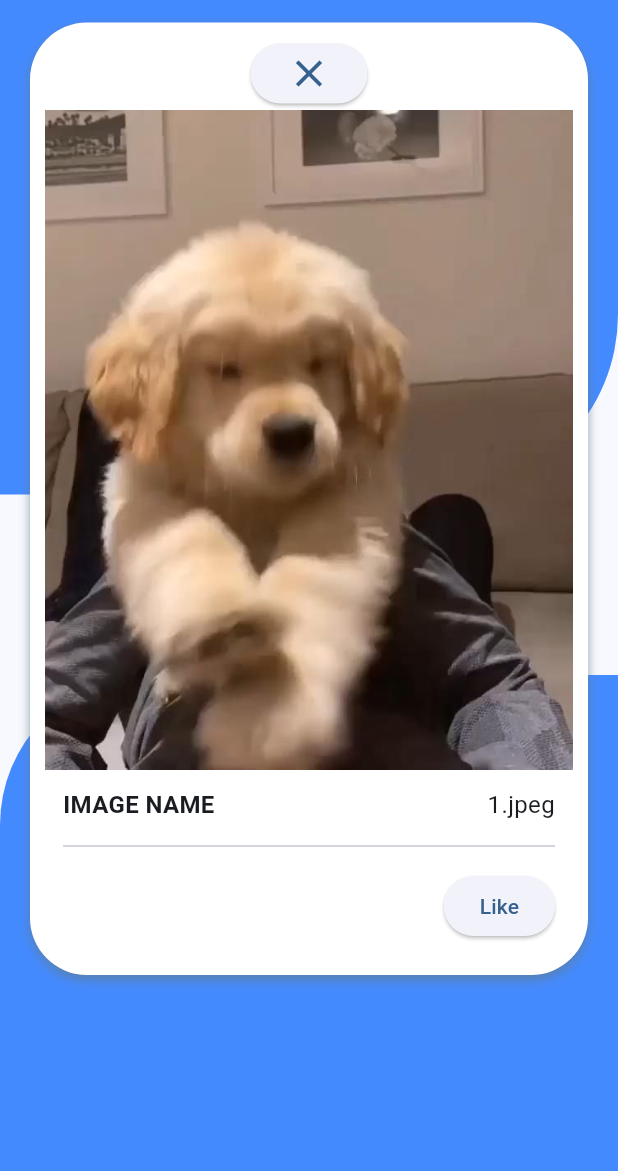
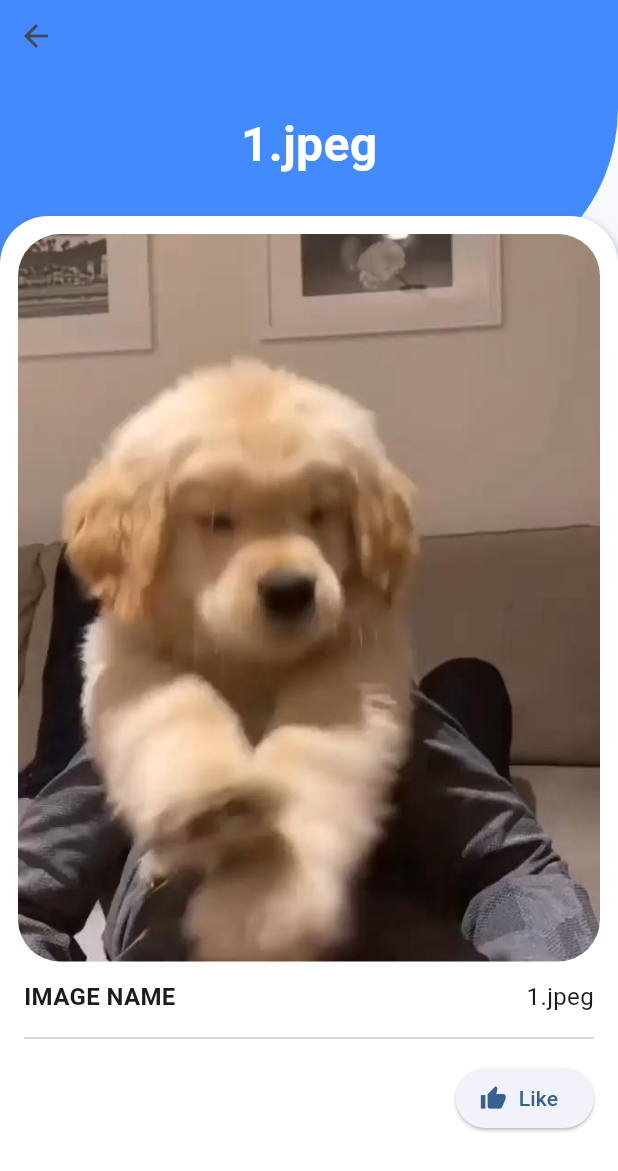
Before and after one commit to siesdart/madcamp-week1, a Flutter app: the GalleryDetailScreen screen opened directly with empty values, on a phone screen of 412 x 824 dp. Shown: the top 1171 px of the screen. Run offline on Flutter 3.47's test engine with Material 3 defaults, Android fonts, the phone set to English and light mode, and no system bars; our stand-ins replace dio, fluttertoast, google_fonts; network calls fail.

```diff
--- a/lib/screens/gallery_detail_screen.dart
+++ b/lib/screens/gallery_detail_screen.dart
@@ -2,117 +2,111 @@ import 'package:flutter/material.dart';
 
 class GalleryDetailScreen extends StatelessWidget {
   final int imageIndex;
+  final bool isLiked;
 
-  const GalleryDetailScreen({required this.imageIndex, super.key});
+  const GalleryDetailScreen({
+    required this.imageIndex,
+    required this.isLiked,
+    super.key,
+  });
 
   @override
   Widget build(BuildContext context) {
     final imageName = '${imageIndex + 1}.jpeg';
 
     return Scaffold(
-      body: Stack(
-        children: <Widget>[
+      body: SafeArea(
+        child: Stack(
+          children: [
             Positioned(
-            // background blue container
               top: 0,
+              left: 0,
               right: 0,
-            left: 0,
-            bottom: MediaQuery.of(context).size.height * 0.60,
-            // background blue container
+              height: 192,
               child: Container(
-              decoration: BoxDecoration(
+                decoration: const BoxDecoration(
                   borderRadius: BorderRadius.only(
-                  bottomRight: Radius.circular(120.0),
+                    bottomRight: Radius.circular(120),
                   ),
                   color: Colors.blueAccent,
                 ),
+                child: Stack(
+                  alignment: Alignment.center,
+                  children: [
+                    Align(
+                      alignment: Alignment.topLeft,
+                      child: BackButton(
+                        onPressed: () => Navigator.pop(context),
                       ),
                     ),
-          Positioned(
-            // 2nd background container
-            top: 450,
-            right: 0,
-            left: 0,
-            bottom: 0,
-            // background blue container
-            child: Container(
-              decoration: BoxDecoration(
-                borderRadius: BorderRadius.only(
-                  topLeft: Radius.circular(100.0),
-                ),
-                color: Colors.blueAccent,
+                    Center(
+                      child: Text(
+                        imageName,
+                        style: const TextStyle(
+                          color: Colors.white,
+                          fontSize: 32,
+                          fontWeight: FontWeight.bold,
                         ),
                       ),
                     ),
-          Positioned(
-            // image detail pop-up screen
-            top: 15.0,
-            left: 20.0,
-            right: 20.0,
-            bottom: 15.0,
-            child: Scaffold(
-              backgroundColor: Colors.transparent,
-              resizeToAvoidBottomInset: false,
-              appBar: EmptyAppBar(),
-              body: SingleChildScrollView(
-                child: Column(
-                  mainAxisAlignment: MainAxisAlignment.center,
-                  children: <Widget>[
-                    Container(
-                        padding: EdgeInsets.all(10.0),
+                  ],
+                ),
+              ),
+            ),
+            Positioned.fill(
+              top: 144,
+              child: Container(
+                padding: const EdgeInsets.all(12),
                 decoration: BoxDecoration(
-                            borderRadius: BorderRadius.circular(38.0),
+                  borderRadius: const BorderRadius.vertical(
+                    top: Radius.circular(32),
+                  ),
                   color: Colors.white,
                   //border: Border.all(color: Colors.blueGrey, width: 1),
                   boxShadow: [
                     BoxShadow(
                       color: Colors.blueGrey.withOpacity(0.7),
-                                blurRadius: 5.0,
-                                spreadRadius: 0.0,
+                      blurRadius: 5,
                       offset: const Offset(0, 3),
-                              )
-                            ]
                     ),
-                        child: (SingleChildScrollView(
+                  ],
+                ),
+                child: SingleChildScrollView(
                   child: Column(
                     children: [
-                              ElevatedButton(
-                                onPressed: () {
-                                  Navigator.pop(context);
-                                },
-                                child: Icon(
-                                    Icons.close,
-                                    size: 30,
+                      ClipRRect(
+                        borderRadius: BorderRadius.circular(28),
+                        child: Image.asset('images/$imageName'),
                       ),
-                              ),
-                              Image.asset('images/$imageName'),
+                      const SizedBox(height: 12),
                       Padding(
-                                padding: const EdgeInsets.all(12),
+                        padding: const EdgeInsets.symmetric(horizontal: 4),
                         child: Column(
                           crossAxisAlignment: CrossAxisAlignment.end,
                           children: [
                             _buildItem('Image Name', imageName),
                             const Divider(height: 32),
-                                    ElevatedButton(
+                            ElevatedButton.icon(
                               onPressed: () {
                                 Navigator.pop(context, imageIndex);
                               },
-                                      child: const Text('Like'),
+                              icon: isLiked
+                                  ? const Icon(Icons.thumb_down)
+                                  : const Icon(Icons.thumb_up),
+                              label: isLiked
+                                  ? const Text('Unlike')
+                                  : const Text('Like'),
                             ),
                           ],
                         ),
                       ),
                     ],
                   ),
-                        )
-                        )
+                ),
+              ),
             ),
           ],
         ),
-              )
-            )
-          ),
-        ],
       ),
     );
   }
@@ -141,16 +135,3 @@ class GalleryDetailScreen extends StatelessWidget {
     );
   }
 }
-
-class EmptyAppBar extends StatelessWidget implements PreferredSizeWidget{
-  @override
-  Widget build(BuildContext context) {
-    // TODO: implement build
-    return Container();
-  }
-
-  @override
-  // TODO: implement preferredSize
-  Size get preferredSize => Size(0.0, 0.0);
-
-}
```
Also changed, not shown: lib/screens/contact_screen.dart (+47 -19 lines), lib/screens/gallery_screen.dart (+14 -62 lines). Lines whose indentation alone changed are shown as unchanged.
